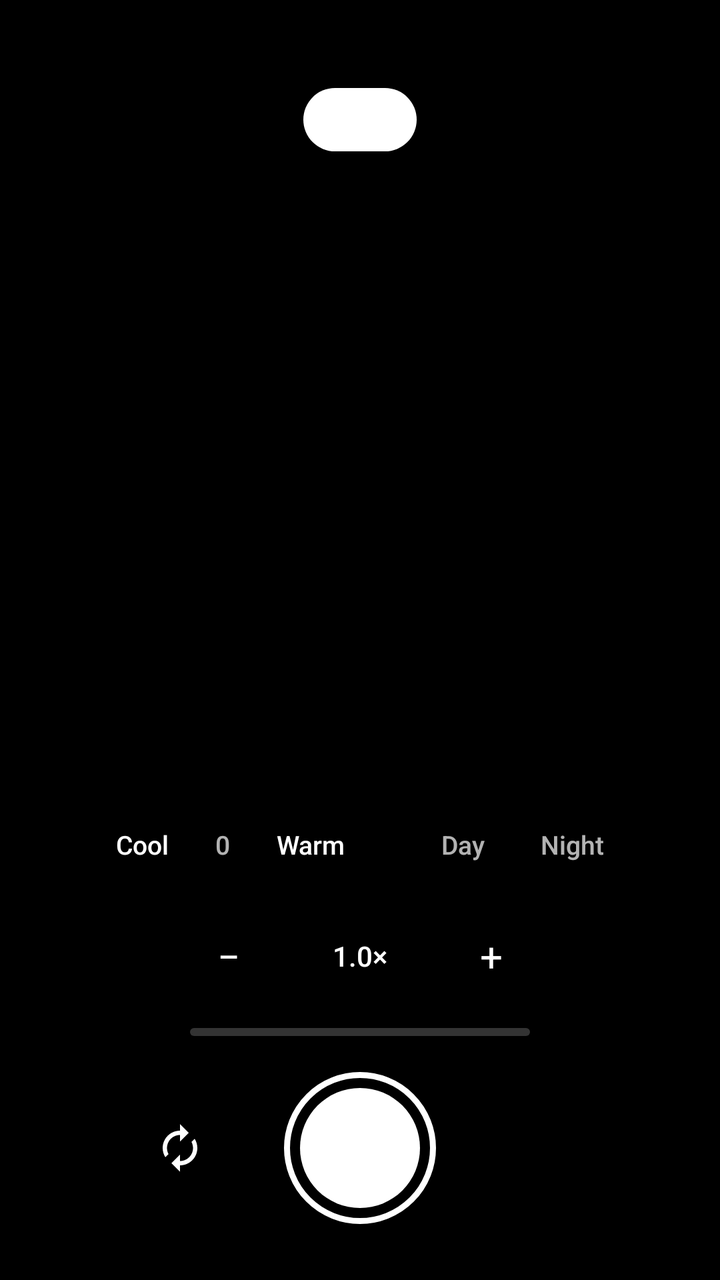
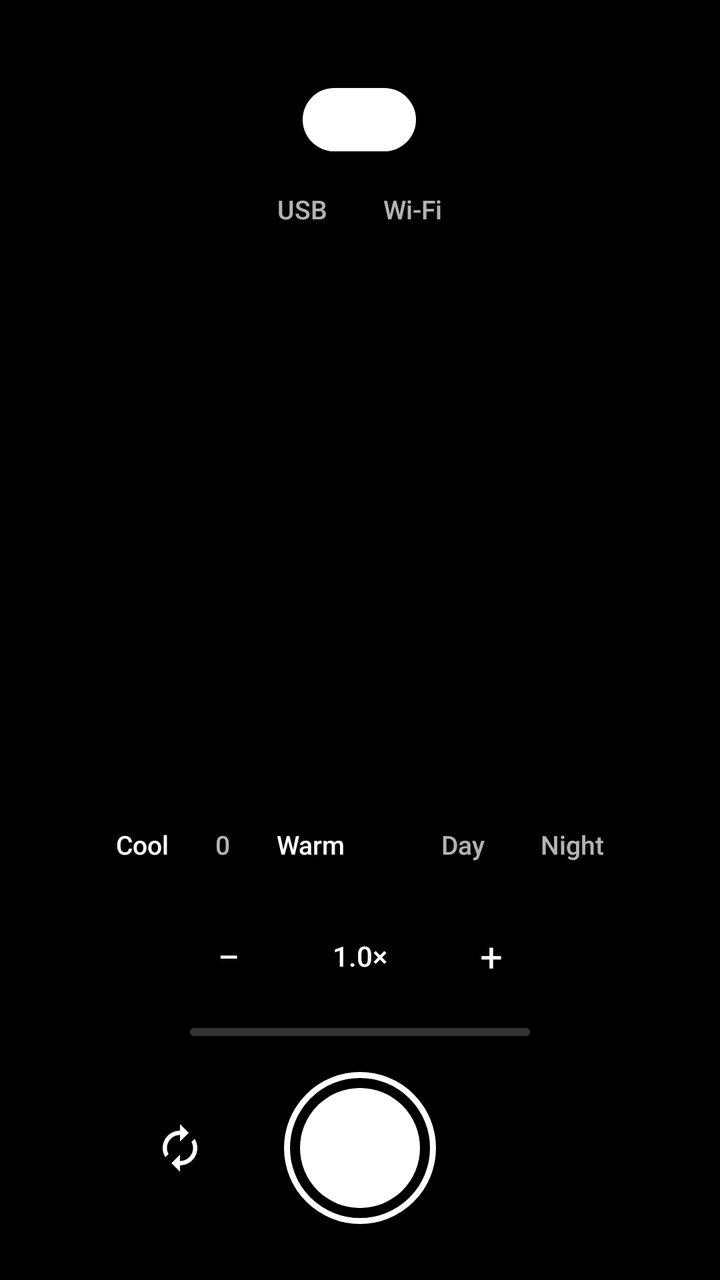

Before-and-after screenshots of an Android layout around one commit, followed by the original layout XML and the change that was made.
<!-- AndroidManifest.xml: application theme Theme.CatCam -->
<!-- res/layout/activity_main.xml -->
<?xml version="1.0" encoding="utf-8"?>
<FrameLayout xmlns:android="http://schemas.android.com/apk/res/android"
    android:id="@+id/root"
    android:layout_width="match_parent"
    android:layout_height="match_parent"
    android:background="@android:color/black">

    
    <TextureView
        android:id="@+id/preview"
        android:layout_width="match_parent"
        android:layout_height="match_parent" />

    <TextView
        android:id="@+id/status_pill"
        android:layout_gravity="top|center_horizontal"
        android:layout_marginTop="44dp"
        android:paddingStart="16dp"
        android:paddingEnd="16dp"
        android:paddingTop="7dp"
        android:paddingBottom="7dp"
        android:background="@drawable/pill_solid"
        android:text="Idle"
        android:textColor="#FFFFFFFF"
        android:textSize="13sp"
        android:fontFamily="sans-serif-medium"
        android:letterSpacing="0.06"
        android:layout_width="wrap_content"
        android:layout_height="wrap_content" />

    <LinearLayout
        android:id="@+id/control_stack"
        android:orientation="vertical"
        android:gravity="center_horizontal"
        android:layout_gravity="bottom|center_horizontal"
        android:layout_marginBottom="26dp"
        android:layout_width="match_parent"
        android:layout_height="wrap_content">

        
        <LinearLayout
            android:orientation="horizontal"
            android:gravity="center_vertical"
            android:layout_width="wrap_content"
            android:layout_height="wrap_content">

            <LinearLayout
                android:orientation="horizontal"
                android:gravity="center_vertical"
                android:background="@drawable/pill_scrim"
                android:paddingStart="6dp"
                android:paddingEnd="6dp"
                android:paddingTop="4dp"
                android:paddingBottom="4dp"
                android:layout_width="wrap_content"
                android:layout_height="wrap_content">

                <TextView
                    android:id="@+id/tone_cool"
                    android:text="Cool"
                    android:textColor="#FFFFFFFF"
                    android:textSize="13sp"
                    android:fontFamily="sans-serif-medium"
                    android:paddingStart="12dp"
                    android:paddingEnd="12dp"
                    android:paddingTop="7dp"
                    android:paddingBottom="7dp"
                    android:background="?attr/selectableItemBackgroundBorderless"
                    android:layout_width="wrap_content"
                    android:layout_height="wrap_content" />

                <TextView
                    android:id="@+id/tone_label"
                    android:text="0"
                    android:textColor="#B3FFFFFF"
                    android:textSize="13sp"
                    android:fontFamily="sans-serif-medium"
                    android:gravity="center"
                    android:minWidth="30dp"
                    android:layout_width="wrap_content"
                    android:layout_height="wrap_content" />

                <TextView
                    android:id="@+id/tone_warm"
                    android:text="Warm"
                    android:textColor="#FFFFFFFF"
                    android:textSize="13sp"
                    android:fontFamily="sans-serif-medium"
                    android:paddingStart="12dp"
                    android:paddingEnd="12dp"
                    android:paddingTop="7dp"
                    android:paddingBottom="7dp"
                    android:background="?attr/selectableItemBackgroundBorderless"
                    android:layout_width="wrap_content"
                    android:layout_height="wrap_content" />
            </LinearLayout>

            <Space
                android:layout_width="12dp"
                android:layout_height="1dp" />

            <LinearLayout
                android:orientation="horizontal"
                android:background="@drawable/pill_scrim"
                android:padding="4dp"
                android:layout_width="wrap_content"
                android:layout_height="wrap_content">

                <TextView
                    android:id="@+id/seg_day"
                    android:text="Day"
                    android:textColor="#B3FFFFFF"
                    android:textSize="13sp"
                    android:fontFamily="sans-serif-medium"
                    android:paddingStart="14dp"
                    android:paddingEnd="14dp"
                    android:paddingTop="6dp"
                    android:paddingBottom="6dp"
                    android:layout_width="wrap_content"
                    android:layout_height="wrap_content" />

                <TextView
                    android:id="@+id/seg_night"
                    android:text="Night"
                    android:textColor="#B3FFFFFF"
                    android:textSize="13sp"
                    android:fontFamily="sans-serif-medium"
                    android:paddingStart="14dp"
                    android:paddingEnd="14dp"
                    android:paddingTop="6dp"
                    android:paddingBottom="6dp"
                    android:layout_width="wrap_content"
                    android:layout_height="wrap_content" />
            </LinearLayout>
        </LinearLayout>

        <Space
            android:layout_width="1dp"
            android:layout_height="14dp" />

        
        <LinearLayout
            android:orientation="horizontal"
            android:gravity="center_vertical"
            android:layout_width="wrap_content"
            android:layout_height="wrap_content">

            <TextView
                android:id="@+id/zoom_out"
                android:text="−"
                android:textColor="#FFFFFFFF"
                android:textSize="20sp"
                android:gravity="center"
                android:background="@drawable/circle_scrim"
                android:layout_width="44dp"
                android:layout_height="44dp" />

            <TextView
                android:id="@+id/zoom_label"
                android:text="1.0×"
                android:textColor="#FFFFFFFF"
                android:textSize="14sp"
                android:fontFamily="sans-serif-medium"
                android:gravity="center"
                android:background="@drawable/pill_scrim"
                android:paddingStart="16dp"
                android:paddingEnd="16dp"
                android:paddingTop="8dp"
                android:paddingBottom="8dp"
                android:layout_marginStart="14dp"
                android:layout_marginEnd="14dp"
                android:layout_width="wrap_content"
                android:layout_height="wrap_content" />

            <TextView
                android:id="@+id/zoom_in"
                android:text="+"
                android:textColor="#FFFFFFFF"
                android:textSize="20sp"
                android:gravity="center"
                android:background="@drawable/circle_scrim"
                android:layout_width="44dp"
                android:layout_height="44dp" />
        </LinearLayout>

        <Space
            android:layout_width="1dp"
            android:layout_height="14dp" />

        <ProgressBar
            android:id="@+id/audio_level"
            style="?android:attr/progressBarStyleHorizontal"
            android:progressDrawable="@drawable/mic_progress"
            android:max="100"
            android:progress="0"
            android:layout_width="170dp"
            android:layout_height="4dp" />

        <Space
            android:layout_width="1dp"
            android:layout_height="16dp" />

        
        <FrameLayout
            android:layout_width="match_parent"
            android:layout_height="80dp">

            <ImageView
                android:id="@+id/btn_flip"
                android:src="@drawable/ic_flip"
                android:background="@drawable/circle_scrim"
                android:scaleType="center"
                android:contentDescription="Switch camera"
                android:layout_gravity="start|center_vertical"
                android:layout_marginStart="64dp"
                android:layout_width="52dp"
                android:layout_height="52dp" />

            <FrameLayout
                android:id="@+id/shutter"
                android:background="@drawable/shutter_ring"
                android:layout_gravity="center"
                android:layout_width="76dp"
                android:layout_height="76dp">

                <View
                    android:id="@+id/shutter_inner"
                    android:background="@drawable/shutter_idle"
                    android:layout_gravity="center"
                    android:layout_width="60dp"
                    android:layout_height="60dp" />
            </FrameLayout>
        </FrameLayout>
    </LinearLayout>
</FrameLayout>
<!-- resources referenced by this layout -->
<resources>
  <!-- drawable circle_scrim (drawable) -->
  <?xml version="1.0" encoding="utf-8"?>
  <shape xmlns:android="http://schemas.android.com/apk/res/android" android:shape="oval">
      <solid android:color="#59000000" />
  </shape>
  <!-- drawable ic_flip (drawable) -->
  <?xml version="1.0" encoding="utf-8"?>
  <vector xmlns:android="http://schemas.android.com/apk/res/android"
      android:width="26dp" android:height="26dp"
      android:viewportWidth="24" android:viewportHeight="24">
      <path
          android:fillColor="#FFFFFFFF"
          android:pathData="M12 6v3l4-4-4-4v3c-4.42 0-8 3.58-8 8 0 1.57.46 3.03 1.24 4.26L6.7 14.8c-.45-.83-.7-1.79-.7-2.8 0-3.31 2.69-6 6-6zm6.76 1.74L17.3 9.2c.44.84.7 1.79.7 2.8 0 3.31-2.69 6-6 6v-3l-4 4 4 4v-3c4.42 0 8-3.58 8-8 0-1.57-.46-3.03-1.24-4.26z" />
  </vector>
  <!-- drawable mic_progress (drawable) -->
  <?xml version="1.0" encoding="utf-8"?>
  <layer-list xmlns:android="http://schemas.android.com/apk/res/android">
      <item android:id="@android:id/background">
          <shape android:shape="rectangle">
              <solid android:color="#33FFFFFF" />
              <corners android:radius="999dp" />
          </shape>
      </item>
      <item android:id="@android:id/progress">
          <clip>
              <shape android:shape="rectangle">
                  <solid android:color="#F2FFFFFF" />
                  <corners android:radius="999dp" />
              </shape>
          </clip>
      </item>
  </layer-list>
  <!-- drawable pill_scrim (drawable) -->
  <?xml version="1.0" encoding="utf-8"?>
  <shape xmlns:android="http://schemas.android.com/apk/res/android" android:shape="rectangle">
      <solid android:color="#59000000" />
      <corners android:radius="999dp" />
  </shape>
  <!-- drawable pill_solid (drawable) -->
  <?xml version="1.0" encoding="utf-8"?>
  <shape xmlns:android="http://schemas.android.com/apk/res/android" android:shape="rectangle">
      <solid android:color="#FFFFFFFF" />
      <corners android:radius="999dp" />
  </shape>
  <!-- drawable shutter_idle (drawable) -->
  <?xml version="1.0" encoding="utf-8"?>
  <shape xmlns:android="http://schemas.android.com/apk/res/android" android:shape="oval">
      <solid android:color="#FFFFFFFF" />
  </shape>
  <!-- drawable shutter_ring (drawable) -->
  <?xml version="1.0" encoding="utf-8"?>
  <shape xmlns:android="http://schemas.android.com/apk/res/android" android:shape="oval">
      <stroke android:width="3dp" android:color="#FFFFFFFF" />
      <solid android:color="#26000000" />
  </shape>
  <style name="Theme.CatCam" parent="Theme.AppCompat.NoActionBar">
          <item name="android:windowBackground">@android:color/black</item>
          <item name="android:colorAccent">#4CAF50</item>
      </style>
</resources>

<!-- the commit's change to res/layout/activity_main.xml (unified diff, before → after) -->
@@ -11,22 +11,66 @@
         android:layout_width="match_parent"
         android:layout_height="match_parent" />
 
-    <TextView
-        android:id="@+id/status_pill"
+    <LinearLayout
+        android:id="@+id/top_stack"
+        android:orientation="vertical"
+        android:gravity="center_horizontal"
         android:layout_gravity="top|center_horizontal"
         android:layout_marginTop="44dp"
-        android:paddingStart="16dp"
-        android:paddingEnd="16dp"
-        android:paddingTop="7dp"
-        android:paddingBottom="7dp"
-        android:background="@drawable/pill_solid"
-        android:text="Idle"
-        android:textColor="#FFFFFFFF"
-        android:textSize="13sp"
-        android:fontFamily="sans-serif-medium"
-        android:letterSpacing="0.06"
         android:layout_width="wrap_content"
-        android:layout_height="wrap_content" />
+        android:layout_height="wrap_content">
+
+        <TextView
+            android:id="@+id/status_pill"
+            android:paddingStart="16dp"
+            android:paddingEnd="16dp"
+            android:paddingTop="7dp"
+            android:paddingBottom="7dp"
+            android:background="@drawable/pill_solid"
+            android:text="Idle"
+            android:textColor="#FFFFFFFF"
+            android:textSize="13sp"
+            android:fontFamily="sans-serif-medium"
+            android:letterSpacing="0.06"
+            android:layout_width="wrap_content"
+            android:layout_height="wrap_content" />
+
+        
+        <LinearLayout
+            android:orientation="horizontal"
+            android:background="@drawable/pill_scrim"
+            android:padding="4dp"
+            android:layout_marginTop="10dp"
+            android:layout_width="wrap_content"
+            android:layout_height="wrap_content">
+
+            <TextView
+                android:id="@+id/seg_usb"
+                android:text="USB"
+                android:textColor="#B3FFFFFF"
+                android:textSize="13sp"
+                android:fontFamily="sans-serif-medium"
+                android:paddingStart="14dp"
+                android:paddingEnd="14dp"
+                android:paddingTop="6dp"
+                android:paddingBottom="6dp"
+                android:layout_width="wrap_content"
+                android:layout_height="wrap_content" />
+
+            <TextView
+                android:id="@+id/seg_wifi"
+                android:text="Wi-Fi"
+                android:textColor="#B3FFFFFF"
+                android:textSize="13sp"
+                android:fontFamily="sans-serif-medium"
+                android:paddingStart="14dp"
+                android:paddingEnd="14dp"
+                android:paddingTop="6dp"
+                android:paddingBottom="6dp"
+                android:layout_width="wrap_content"
+                android:layout_height="wrap_content" />
+        </LinearLayout>
+    </LinearLayout>
 
     <LinearLayout
         android:id="@+id/control_stack"
